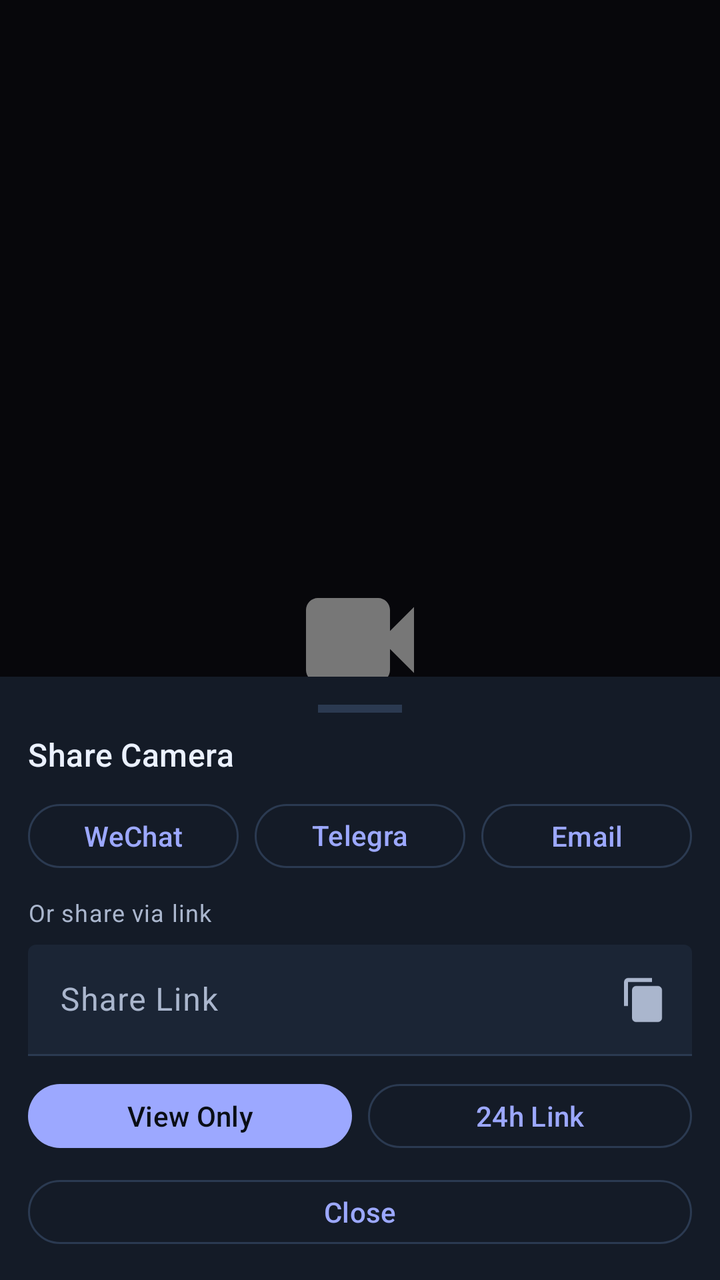
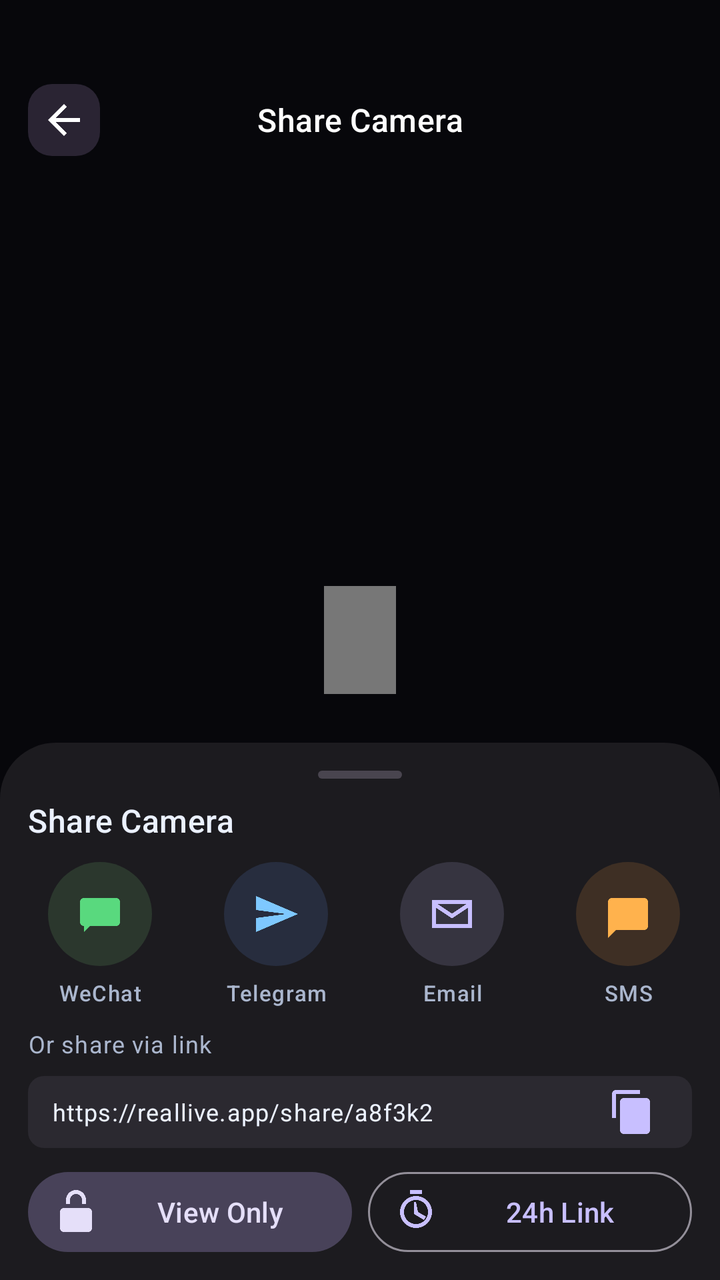

Two renders of the same Android screen: before a commit and after it. Below are the layout's source before the change and the commit's diff.
<!-- AndroidManifest.xml: application theme Theme.RealLive -->
<!-- res/layout/activity_share_sheet.xml -->
<?xml version="1.0" encoding="utf-8"?>
<FrameLayout xmlns:android="http://schemas.android.com/apk/res/android"
    xmlns:app="http://schemas.android.com/apk/res-auto"
    android:layout_width="match_parent"
    android:layout_height="match_parent"
    android:background="@color/auth_bg">

    <FrameLayout
        android:layout_width="match_parent"
        android:layout_height="match_parent"
        android:background="#0F0E18">

        <ImageView
            android:layout_width="72dp"
            android:layout_height="72dp"
            android:layout_gravity="center"
            android:src="@drawable/ic_videocam_48"
            android:tint="#33FFFFFF" />
    </FrameLayout>

    <View
        android:layout_width="match_parent"
        android:layout_height="match_parent"
        android:background="#88000000" />

    <LinearLayout
        android:layout_width="match_parent"
        android:layout_height="wrap_content"
        android:layout_gravity="bottom"
        android:background="?attr/colorSurface"
        android:orientation="vertical"
        android:padding="14dp">

        <View
            android:layout_width="42dp"
            android:layout_height="4dp"
            android:layout_gravity="center_horizontal"
            android:background="?attr/colorOutlineVariant" />

        <TextView
            android:layout_width="match_parent"
            android:layout_height="wrap_content"
            android:layout_marginTop="10dp"
            android:text="Share Camera"
            android:textAppearance="@style/TextAppearance.Material3.TitleMedium"
            android:textColor="?attr/colorOnSurface" />

        <LinearLayout
            android:layout_width="match_parent"
            android:layout_height="wrap_content"
            android:layout_marginTop="10dp"
            android:gravity="center"
            android:orientation="horizontal">

            <com.google.android.material.button.MaterialButton
                style="?attr/materialButtonOutlinedStyle"
                android:layout_width="0dp"
                android:layout_height="40dp"
                android:layout_weight="1"
                android:text="WeChat"
                android:textAllCaps="false" />

            <com.google.android.material.button.MaterialButton
                style="?attr/materialButtonOutlinedStyle"
                android:layout_width="0dp"
                android:layout_height="40dp"
                android:layout_marginStart="8dp"
                android:layout_weight="1"
                android:text="Telegram"
                android:textAllCaps="false" />

            <com.google.android.material.button.MaterialButton
                style="?attr/materialButtonOutlinedStyle"
                android:layout_width="0dp"
                android:layout_height="40dp"
                android:layout_marginStart="8dp"
                android:layout_weight="1"
                android:text="Email"
                android:textAllCaps="false" />
        </LinearLayout>

        <TextView
            android:layout_width="match_parent"
            android:layout_height="wrap_content"
            android:layout_marginTop="10dp"
            android:text="Or share via link"
            android:textAppearance="@style/TextAppearance.Material3.BodySmall"
            android:textColor="?attr/colorOnSurfaceVariant" />

        <com.google.android.material.textfield.TextInputLayout
            style="@style/Widget.Material3.TextInputLayout.FilledBox"
            android:layout_width="match_parent"
            android:layout_height="wrap_content"
            android:layout_marginTop="8dp"
            android:hint="Share Link"
            app:boxBackgroundColor="?attr/colorSurfaceVariant"
            app:endIconMode="custom"
            app:endIconDrawable="@drawable/ic_rl_content_copy_24"
            app:endIconTint="?attr/colorOnSurfaceVariant">

            <com.google.android.material.textfield.TextInputEditText
                android:id="@+id/share_link_input"
                android:layout_width="match_parent"
                android:layout_height="wrap_content"
                android:focusable="false" />
        </com.google.android.material.textfield.TextInputLayout>

        <LinearLayout
            android:layout_width="match_parent"
            android:layout_height="wrap_content"
            android:layout_marginTop="10dp"
            android:orientation="horizontal">

            <com.google.android.material.button.MaterialButton
                android:id="@+id/share_system"
                android:layout_width="0dp"
                android:layout_height="40dp"
                android:layout_weight="1"
                android:text="View Only"
                android:textAllCaps="false" />

            <com.google.android.material.button.MaterialButton
                android:id="@+id/share_copy"
                style="?attr/materialButtonOutlinedStyle"
                android:layout_width="0dp"
                android:layout_height="40dp"
                android:layout_marginStart="8dp"
                android:layout_weight="1"
                android:text="24h Link"
                android:textAllCaps="false" />
        </LinearLayout>

        <com.google.android.material.button.MaterialButton
            android:id="@+id/share_close"
            style="?attr/materialButtonOutlinedStyle"
            android:layout_width="match_parent"
            android:layout_height="40dp"
            android:layout_marginTop="8dp"
            android:text="Close"
            android:textAllCaps="false" />
    </LinearLayout>

</FrameLayout>
<!-- resources referenced by this layout -->
<resources>
  <!-- drawable ic_videocam_48 (drawable) -->
  <?xml version="1.0" encoding="utf-8"?>
  <vector xmlns:android="http://schemas.android.com/apk/res/android"
      android:width="48dp"
      android:height="48dp"
      android:viewportWidth="24"
      android:viewportHeight="24">
      <path
          android:fillColor="#FFFFFFFF"
          android:pathData="M17,10.5V7c0,-1.1 -0.9,-2 -2,-2H5C3.9,5 3,5.9 3,7v10c0,1.1 0.9,2 2,2h10c1.1,0 2,-0.9 2,-2v-3.5l4,4v-11l-4,4z" />
  </vector>
  <style name="Theme.RealLive" parent="Theme.Material3.DayNight.NoActionBar">
          <item name="colorPrimary">@color/rl_brand</item>
          <item name="colorOnPrimary">@color/rl_bg</item>
          <item name="colorPrimaryContainer">@color/rl_brand_soft</item>
          <item name="colorOnPrimaryContainer">@color/rl_text_primary</item>
  
          <item name="colorSecondary">@color/rl_secondary</item>
          <item name="colorOnSecondary">@color/rl_bg</item>
          <item name="colorSecondaryContainer">@color/rl_secondary_soft</item>
          <item name="colorOnSecondaryContainer">@color/rl_text_primary</item>
  
          <item name="colorTertiary">@color/rl_tertiary</item>
          <item name="colorOnTertiary">@color/rl_bg</item>
          <item name="colorTertiaryContainer">@color/rl_tertiary_soft</item>
          <item name="colorOnTertiaryContainer">@color/rl_text_primary</item>
  
          <item name="colorError">@color/rl_error</item>
          <item name="colorOnError">@color/rl_bg</item>
  
          <item name="colorSurface">@color/rl_surface</item>
          <item name="colorOnSurface">@color/rl_text_primary</item>
          <item name="colorSurfaceVariant">@color/rl_surface_alt</item>
          <item name="colorOnSurfaceVariant">@color/rl_text_secondary</item>
          <item name="colorOutline">@color/rl_border</item>
          <item name="colorOutlineVariant">@color/rl_border</item>
  
          <item name="android:colorBackground">@color/rl_bg</item>
          <item name="colorOnBackground">@color/rl_text_primary</item>
          <item name="android:windowBackground">@color/rl_bg</item>
  
          <item name="android:statusBarColor">@color/rl_bg</item>
          <item name="android:navigationBarColor">@color/rl_bg</item>
          <item name="android:windowLightStatusBar">false</item>
          <item name="android:windowLightNavigationBar">false</item>
      </style>
  <!-- unchanged entries left out for length: 15 -->
</resources>

<!-- the commit's change to res/layout/activity_share_sheet.xml (unified diff, before → after) -->
@@ -1,6 +1,5 @@
 <?xml version="1.0" encoding="utf-8"?>
 <FrameLayout xmlns:android="http://schemas.android.com/apk/res/android"
-    xmlns:app="http://schemas.android.com/apk/res-auto"
     android:layout_width="match_parent"
     android:layout_height="match_parent"
     android:background="@color/auth_bg">
@@ -14,20 +13,56 @@
             android:layout_width="72dp"
             android:layout_height="72dp"
             android:layout_gravity="center"
-            android:src="@drawable/ic_videocam_48"
+            android:src="@drawable/ic_rl_door_front_24"
             android:tint="#33FFFFFF" />
     </FrameLayout>
 
     <View
+        android:id="@+id/share_scrim"
         android:layout_width="match_parent"
         android:layout_height="match_parent"
         android:background="#88000000" />
+
+    <LinearLayout
+        android:id="@+id/share_topbar"
+        android:layout_width="match_parent"
+        android:layout_height="wrap_content"
+        android:layout_marginTop="42dp"
+        android:gravity="center_vertical"
+        android:orientation="horizontal"
+        android:paddingStart="14dp"
+        android:paddingEnd="14dp">
+
+        <ImageButton
+            android:id="@+id/share_back"
+            android:layout_width="36dp"
+            android:layout_height="36dp"
+            android:background="@drawable/bg_live_control"
+            android:contentDescription="Back"
+            android:padding="8dp"
+            android:src="@drawable/ic_arrow_back_24"
+            android:tint="@color/white" />
+
+        <TextView
+            android:id="@+id/share_topbar_title"
+            android:layout_width="0dp"
+            android:layout_height="wrap_content"
+            android:layout_weight="1"
+            android:gravity="center"
+            android:text="Share Camera"
+            android:textAppearance="@style/TextAppearance.Material3.TitleMedium"
+            android:textColor="@color/white" />
+
+        <View
+            android:layout_width="36dp"
+            android:layout_height="36dp" />
+    </LinearLayout>
 
     <LinearLayout
         android:layout_width="match_parent"
         android:layout_height="wrap_content"
         android:layout_gravity="bottom"
-        android:background="?attr/colorSurface"
+        android:background="@drawable/bg_sheet_top"
         android:orientation="vertical"
         android:padding="14dp">
 
@@ -35,9 +70,10 @@
             android:layout_width="42dp"
             android:layout_height="4dp"
             android:layout_gravity="center_horizontal"
-            android:background="?attr/colorOutlineVariant" />
+            android:background="@drawable/bg_live_handle" />
 
         <TextView
+            android:id="@+id/share_sheet_title"
             android:layout_width="match_parent"
             android:layout_height="wrap_content"
             android:layout_marginTop="10dp"
@@ -45,99 +81,255 @@
             android:textAppearance="@style/TextAppearance.Material3.TitleMedium"
             android:textColor="?attr/colorOnSurface" />
 
+        <HorizontalScrollView
+            android:layout_width="match_parent"
+            android:layout_height="wrap_content"
+            android:layout_marginTop="10dp"
+            android:scrollbars="none">
+
+            <LinearLayout
+                android:layout_width="wrap_content"
+                android:layout_height="wrap_content"
+                android:orientation="horizontal">
+
+                <LinearLayout
+                    android:id="@+id/share_icon_wechat"
+                    android:layout_width="72dp"
+                    android:layout_height="wrap_content"
+                    android:gravity="center"
+                    android:orientation="vertical">
+
+                    <FrameLayout
+                        android:layout_width="52dp"
+                        android:layout_height="52dp"
+                        android:background="@drawable/bg_share_circle_green">
+
+                        <ImageView
+                            android:layout_width="24dp"
+                            android:layout_height="24dp"
+                            android:layout_gravity="center"
+                            android:src="@drawable/ic_rl_chat_24"
+                            android:tint="@color/rl_success" />
+                    </FrameLayout>
+
+                    <TextView
+                        android:id="@+id/share_label_wechat"
+                        android:layout_width="match_parent"
+                        android:layout_height="wrap_content"
+                        android:layout_marginTop="6dp"
+                        android:gravity="center"
+                        android:text="WeChat"
+                        android:textAppearance="@style/TextAppearance.Material3.LabelSmall"
+                        android:textColor="?attr/colorOnSurfaceVariant" />
+                </LinearLayout>
+
+                <LinearLayout
+                    android:id="@+id/share_icon_telegram"
+                    android:layout_width="72dp"
+                    android:layout_height="wrap_content"
+                    android:gravity="center"
+                    android:orientation="vertical"
+                    android:layout_marginStart="16dp">
+
+                    <FrameLayout
+                        android:layout_width="52dp"
+                        android:layout_height="52dp"
+                        android:background="@drawable/bg_share_circle_blue">
+
+                        <ImageView
+                            android:layout_width="24dp"
+                            android:layout_height="24dp"
+                            android:layout_gravity="center"
+                            android:src="@drawable/ic_rl_send_24"
+                            android:tint="@color/rl_secondary" />
+                    </FrameLayout>
+
+                    <TextView
+                        android:id="@+id/share_label_telegram"
+                        android:layout_width="match_parent"
+                        android:layout_height="wrap_content"
+                        android:layout_marginTop="6dp"
+                        android:gravity="center"
+                        android:text="Telegram"
+                        android:textAppearance="@style/TextAppearance.Material3.LabelSmall"
+                        android:textColor="?attr/colorOnSurfaceVariant" />
+                </LinearLayout>
+
+                <LinearLayout
+                    android:id="@+id/share_icon_email"
+                    android:layout_width="72dp"
+                    android:layout_height="wrap_content"
+                    android:gravity="center"
+                    android:orientation="vertical"
+                    android:layout_marginStart="16dp">
+
+                    <FrameLayout
+                        android:layout_width="52dp"
+                        android:layout_height="52dp"
+                        android:background="@drawable/bg_share_circle_purple">
+
+                        <ImageView
+                            android:layout_width="24dp"
+                            android:layout_height="24dp"
+                            android:layout_gravity="center"
+                            android:src="@drawable/ic_rl_mail_24"
+                            android:tint="@color/auth_primary" />
+                    </FrameLayout>
+
+                    <TextView
+                        android:id="@+id/share_label_email"
+                        android:layout_width="match_parent"
+                        android:layout_height="wrap_content"
+                        android:layout_marginTop="6dp"
+                        android:gravity="center"
+                        android:text="Email"
+                        android:textAppearance="@style/TextAppearance.Material3.LabelSmall"
+                        android:textColor="?attr/colorOnSurfaceVariant" />
+                </LinearLayout>
+
+                <LinearLayout
+                    android:id="@+id/share_icon_sms"
+                    android:layout_width="72dp"
+                    android:layout_height="wrap_content"
+                    android:gravity="center"
+                    android:orientation="vertical"
+                    android:layout_marginStart="16dp">
+
+                    <FrameLayout
+                        android:layout_width="52dp"
+                        android:layout_height="52dp"
+                        android:background="@drawable/bg_share_circle_orange">
+
+                        <ImageView
+                            android:layout_width="24dp"
+                            android:layout_height="24dp"
+                            android:layout_gravity="center"
+                            android:src="@drawable/ic_rl_sms_24"
+                            android:tint="@color/rl_warning" />
+                    </FrameLayout>
+
+                    <TextView
+                        android:id="@+id/share_label_sms"
+                        android:layout_width="match_parent"
+                        android:layout_height="wrap_content"
+                        android:layout_marginTop="6dp"
+                        android:gravity="center"
+                        android:text="SMS"
+                        android:textAppearance="@style/TextAppearance.Material3.LabelSmall"
+                        android:textColor="?attr/colorOnSurfaceVariant" />
+                </LinearLayout>
+
+                <LinearLayout
+                    android:id="@+id/share_icon_more"
+                    android:layout_width="72dp"
+                    android:layout_height="wrap_content"
+                    android:gravity="center"
+                    android:orientation="vertical"
+                    android:layout_marginStart="16dp">
+
+                    <FrameLayout
+                        android:layout_width="52dp"
+                        android:layout_height="52dp"
+                        android:background="@drawable/bg_share_circle_gray">
+
+                        <ImageView
+                            android:layout_width="24dp"
+                            android:layout_height="24dp"
+                            android:layout_gravity="center"
+                            android:src="@drawable/ic_rl_more_horiz_24"
+                            android:tint="?attr/colorOnSurfaceVariant" />
+                    </FrameLayout>
+
+                    <TextView
+                        android:id="@+id/share_label_more"
+                        android:layout_width="match_parent"
+                        android:layout_height="wrap_content"
+                        android:layout_marginTop="6dp"
+                        android:gravity="center"
+                        android:text="More"
+                        android:textAppearance="@style/TextAppearance.Material3.LabelSmall"
+                        android:textColor="?attr/colorOnSurfaceVariant" />
+                </LinearLayout>
+            </LinearLayout>
+        </HorizontalScrollView>
+
+        <TextView
+            android:id="@+id/share_link_title"
+            android:layout_width="match_parent"
+            android:layout_height="wrap_content"
+            android:layout_marginTop="10dp"
+            android:text="Or share via link"
+            android:textAppearance="@style/TextAppearance.Material3.BodySmall"
+            android:textColor="?attr/colorOnSurfaceVariant" />
+
         <LinearLayout
             android:layout_width="match_parent"
             android:layout_height="wrap_content"
-            android:layout_marginTop="10dp"
-            android:gravity="center"
+            android:layout_marginTop="8dp"
+            android:background="@drawable/bg_share_link_row"
+            android:gravity="center_vertical"
+            android:orientation="horizontal"
+            android:paddingStart="12dp"
+            android:paddingEnd="12dp">
+
+            <TextView
+                android:id="@+id/share_link_input"
+                android:layout_width="0dp"
+                android:layout_height="wrap_content"
+                android:layout_weight="1"
+                android:text="https://reallive.app/share/a8f3k2"
+                android:textAppearance="@style/TextAppearance.Material3.BodySmall"
+                android:textColor="?attr/colorOnSurface" />
+
+            <ImageButton
+                android:id="@+id/share_copy"
+                android:layout_width="36dp"
+                android:layout_height="36dp"
+                android:background="@android:color/transparent"
+                android:contentDescription="Copy"
+                android:padding="6dp"
+                android:src="@drawable/ic_rl_content_copy_24"
+                android:tint="@color/auth_primary" />
+        </LinearLayout>
+
+        <LinearLayout
+            android:layout_width="match_parent"
+            android:layout_height="wrap_content"
+            android:layout_marginTop="12dp"
             android:orientation="horizontal">
 
-            <com.google.android.material.button.MaterialButton
-                style="?attr/materialButtonOutlinedStyle"
+            <TextView
+                android:id="@+id/share_system"
                 android:layout_width="0dp"
                 android:layout_height="40dp"
                 android:layout_weight="1"
-                android:text="WeChat"
-                android:textAllCaps="false" />
-
-            <com.google.android.material.button.MaterialButton
-                style="?attr/materialButtonOutlinedStyle"
+                android:background="@drawable/bg_btn_tonal"
+                android:gravity="center"
+                android:paddingStart="12dp"
+                android:paddingEnd="12dp"
+                android:text="View Only"
+                android:textAppearance="@style/TextAppearance.Material3.LabelLarge"
+                android:textColor="#E5DFF9"
+                android:drawableStart="@drawable/ic_rl_lock_24"
+                android:drawableTint="#E5DFF9"
+                android:drawablePadding="6dp" />
+
+            <TextView
+                android:id="@+id/share_view_24h"
                 android:layout_width="0dp"
                 android:layout_height="40dp"
                 android:layout_marginStart="8dp"
                 android:layout_weight="1"
-                android:text="Telegram"
-                android:textAllCaps="false" />
-
-            <com.google.android.material.button.MaterialButton
-                style="?attr/materialButtonOutlinedStyle"
-                android:layout_width="0dp"
-                android:layout_height="40dp"
-                android:layout_marginStart="8dp"
-                android:layout_weight="1"
-                android:text="Email"
-                android:textAllCaps="false" />
+                android:background="@drawable/bg_btn_outline"
+                android:gravity="center"
+                android:paddingStart="12dp"
+                android:paddingEnd="12dp"
+                android:text="24h Link"
+                android:textAppearance="@style/TextAppearance.Material3.LabelLarge"
+                android:textColor="@color/auth_primary"
+                android:drawableStart="@drawable/ic_rl_timer_24"
+                android:drawableTint="@color/auth_primary"
+                android:drawablePadding="6dp" />
         </LinearLayout>
-
-        <TextView
-            android:layout_width="match_parent"
-            android:layout_height="wrap_content"
-            android:layout_marginTop="10dp"
-            android:text="Or share via link"
-            android:textAppearance="@style/TextAppearance.Material3.BodySmall"
-            android:textColor="?attr/colorOnSurfaceVariant" />
-
-        <com.google.android.material.textfield.TextInputLayout
-            style="@style/Widget.Material3.TextInputLayout.FilledBox"
-            android:layout_width="match_parent"
-            android:layout_height="wrap_content"
-            android:layout_marginTop="8dp"
-            android:hint="Share Link"
-            app:boxBackgroundColor="?attr/colorSurfaceVariant"
-            app:endIconMode="custom"
-            app:endIconDrawable="@drawable/ic_rl_content_copy_24"
-            app:endIconTint="?attr/colorOnSurfaceVariant">
-
-            <com.google.android.material.textfield.TextInputEditText
-                android:id="@+id/share_link_input"
-                android:layout_width="match_parent"
-                android:layout_height="wrap_content"
-                android:focusable="false" />
-        </com.google.android.material.textfield.TextInputLayout>
-
-        <LinearLayout
-            android:layout_width="match_parent"
-            android:layout_height="wrap_content"
-            android:layout_marginTop="10dp"
-            android:orientation="horizontal">
-
-            <com.google.android.material.button.MaterialButton
-                android:id="@+id/share_system"
-                android:layout_width="0dp"
-                android:layout_height="40dp"
-                android:layout_weight="1"
-                android:text="View Only"
-                android:textAllCaps="false" />
-
-            <com.google.android.material.button.MaterialButton
-                android:id="@+id/share_copy"
-                style="?attr/materialButtonOutlinedStyle"
-                android:layout_width="0dp"
-                android:layout_height="40dp"
-                android:layout_marginStart="8dp"
-                android:layout_weight="1"
-                android:text="24h Link"
-                android:textAllCaps="false" />
-        </LinearLayout>
-
-        <com.google.android.material.button.MaterialButton
-            android:id="@+id/share_close"
-            style="?attr/materialButtonOutlinedStyle"
-            android:layout_width="match_parent"
-            android:layout_height="40dp"
-            android:layout_marginTop="8dp"
-            android:text="Close"
-            android:textAllCaps="false" />
     </LinearLayout>
-
 </FrameLayout>
<!-- resource entries referenced after the edit -->
@@ -1,15 +1,151 @@
 <!-- resources referenced by this layout -->
 <resources>
-  <!-- drawable ic_videocam_48 (drawable) -->
-  <?xml version="1.0" encoding="utf-8"?>
+  <color name="auth_primary">#C8BFFF</color>
+  <color name="rl_success">#59D97E</color>
+  <color name="rl_warning">#FFB24D</color>
+  <color name="white">#FFFFFF</color>
+  <!-- drawable bg_btn_outline (drawable) -->
+  <shape xmlns:android="http://schemas.android.com/apk/res/android">
+      <solid android:color="@android:color/transparent" />
+      <stroke android:width="1dp" android:color="#938F99" />
+      <corners android:radius="999dp" />
+  </shape>
+  <!-- drawable bg_btn_tonal (drawable) -->
+  <shape xmlns:android="http://schemas.android.com/apk/res/android">
+      <solid android:color="#484259" />
+      <corners android:radius="999dp" />
+  </shape>
+  <!-- drawable bg_live_control (drawable) -->
+  <shape xmlns:android="http://schemas.android.com/apk/res/android" android:shape="rectangle">
+      <solid android:color="#2A2433" />
+      <corners android:radius="12dp" />
+  </shape>
+  <!-- drawable bg_live_handle (drawable) -->
+  <shape xmlns:android="http://schemas.android.com/apk/res/android" android:shape="rectangle">
+      <solid android:color="#49454F" />
+      <corners android:radius="999dp" />
+  </shape>
+  <!-- drawable bg_share_circle_blue (drawable) -->
+  <shape xmlns:android="http://schemas.android.com/apk/res/android" android:shape="oval">
+      <solid android:color="#266495ED" />
+  </shape>
+  <!-- drawable bg_share_circle_gray (drawable) -->
+  <shape xmlns:android="http://schemas.android.com/apk/res/android" android:shape="oval">
+      <solid android:color="#1AFFFFFF" />
+  </shape>
+  <!-- drawable bg_share_circle_green (drawable) -->
+  <shape xmlns:android="http://schemas.android.com/apk/res/android" android:shape="oval">
+      <solid android:color="#267DD881" />
+  </shape>
+  <!-- drawable bg_share_circle_orange (drawable) -->
+  <shape xmlns:android="http://schemas.android.com/apk/res/android" android:shape="oval">
+      <solid android:color="#26FF9E43" />
+  </shape>
+  <!-- drawable bg_share_circle_purple (drawable) -->
+  <shape xmlns:android="http://schemas.android.com/apk/res/android" android:shape="oval">
+      <solid android:color="#26C8BFFF" />
+  </shape>
+  <!-- drawable bg_share_link_row (drawable) -->
+  <shape xmlns:android="http://schemas.android.com/apk/res/android">
+      <solid android:color="#2B2930" />
+      <corners android:radius="8dp" />
+  </shape>
+  <!-- drawable bg_sheet_top (drawable) -->
+  <shape xmlns:android="http://schemas.android.com/apk/res/android">
+      <solid android:color="@color/auth_bg" />
+      <corners
+          android:topLeftRadius="28dp"
+          android:topRightRadius="28dp"
+          android:bottomLeftRadius="0dp"
+          android:bottomRightRadius="0dp" />
+  </shape>
+  <!-- drawable ic_arrow_back_24 (drawable) -->
   <vector xmlns:android="http://schemas.android.com/apk/res/android"
-      android:width="48dp"
-      android:height="48dp"
+      android:width="24dp"
+      android:height="24dp"
       android:viewportWidth="24"
       android:viewportHeight="24">
       <path
-          android:fillColor="#FFFFFFFF"
-          android:pathData="M17,10.5V7c0,-1.1 -0.9,-2 -2,-2H5C3.9,5 3,5.9 3,7v10c0,1.1 0.9,2 2,2h10c1.1,0 2,-0.9 2,-2v-3.5l4,4v-11l-4,4z" />
+          android:fillColor="@color/rl_text_primary"
+          android:pathData="M20,11H7.83l5.59,-5.59L12,4l-8,8l8,8l1.41,-1.41L7.83,13H20v-2z" />
+  </vector>
+  <!-- drawable ic_rl_chat_24 (drawable) -->
+  <vector xmlns:android="http://schemas.android.com/apk/res/android"
+      android:width="24dp"
+      android:height="24dp"
+      android:viewportWidth="24"
+      android:viewportHeight="24">
+      <path
+          android:fillColor="@android:color/white"
+          android:pathData="M4,4h16a2,2 0,0 1,2 2v10a2,2 0,0 1,-2 2H7l-3,3v-3H4a2,2 0,0 1,-2 -2V6a2,2 0,0 1,2 -2z" />
+  </vector>
+  <!-- drawable ic_rl_door_front_24 (drawable) -->
+  <vector xmlns:android="http://schemas.android.com/apk/res/android" android:width="24dp" android:height="24dp" android:viewportWidth="24" android:viewportHeight="24">
+    <path android:fillColor="#FFFFFFFF" android:pathData="M6,3h12v18H6zM13,12a1,1 0 1,1 0,2a1,1 0 0,1 0,-2z"/>
+  </vector>
+  <!-- drawable ic_rl_lock_24 (drawable) -->
+  <vector xmlns:android="http://schemas.android.com/apk/res/android"
+      android:width="24dp"
+      android:height="24dp"
+      android:viewportWidth="24"
+      android:viewportHeight="24">
+      <path
+          android:fillColor="@android:color/white"
+          android:pathData="M12,17a2,2 0,1 0,0 -4a2,2 0,1 0,0 4z" />
+      <path
+          android:fillColor="@android:color/white"
+          android:pathData="M6,10h12a2,2 0,0 1,2 2v8a2,2 0,0 1,-2 2H6a2,2 0,0 1,-2 -2v-8a2,2 0,0 1,2 -2zm1,-4a5,5 0,0 1,10 0v2h-2V6a3,3 0,0 0,-6 0v2H7V6z" />
+  </vector>
+  <!-- drawable ic_rl_mail_24 (drawable) -->
+  <vector xmlns:android="http://schemas.android.com/apk/res/android" android:width="24dp" android:height="24dp" android:viewportWidth="24" android:viewportHeight="24">
+    <path android:fillColor="#00000000" android:strokeColor="#FFFFFFFF" android:strokeWidth="2" android:pathData="M3,6h18v12H3z"/>
+    <path android:fillColor="#00000000" android:strokeColor="#FFFFFFFF" android:strokeWidth="2" android:pathData="M3,7l9,6l9,-6"/>
+  </vector>
+  <!-- drawable ic_rl_more_horiz_24 (drawable) -->
+  <vector xmlns:android="http://schemas.android.com/apk/res/android"
+      android:width="24dp"
+      android:height="24dp"
+      android:viewportWidth="24"
+      android:viewportHeight="24">
+      <path android:fillColor="@android:color/white" android:pathData="M6,12m-2,0a2,2 0,1 1,4 0a2,2 0,1 1,-4 0" />
+      <path android:fillColor="@android:color/white" android:pathData="M12,12m-2,0a2,2 0,1 1,4 0a2,2 0,1 1,-4 0" />
+      <path android:fillColor="@android:color/white" android:pathData="M18,12m-2,0a2,2 0,1 1,4 0a2,2 0,1 1,-4 0" />
+  </vector>
+  <!-- drawable ic_rl_send_24 (drawable) -->
+  <vector xmlns:android="http://schemas.android.com/apk/res/android"
+      android:width="24dp"
+      android:height="24dp"
+      android:viewportWidth="24"
+      android:viewportHeight="24">
+      <path
+          android:fillColor="@android:color/white"
+          android:pathData="M2,21l21,-9L2,3v7l15,2 -15,2z" />
+  </vector>
+  <!-- drawable ic_rl_sms_24 (drawable) -->
+  <vector xmlns:android="http://schemas.android.com/apk/res/android"
+      android:width="24dp"
+      android:height="24dp"
+      android:viewportWidth="24"
+      android:viewportHeight="24">
+      <path
+          android:fillColor="@android:color/white"
+          android:pathData="M4,4h16a2,2 0,0 1,2 2v12a2,2 0,0 1,-2 2H6l-4,4V6a2,2 0,0 1,2 -2z" />
+  </vector>
+  <!-- drawable ic_rl_timer_24 (drawable) -->
+  <vector xmlns:android="http://schemas.android.com/apk/res/android"
+      android:width="24dp"
+      android:height="24dp"
+      android:viewportWidth="24"
+      android:viewportHeight="24">
+      <path
+          android:fillColor="@android:color/white"
+          android:pathData="M9,1h6v2H9z" />
+      <path
+          android:fillColor="@android:color/white"
+          android:pathData="M12,7h-1v6l5,3 1,-1.73 -4,-2.27z" />
+      <path
+          android:fillColor="@android:color/white"
+          android:pathData="M12,4a8,8 0,1 0,8 8a8,8 0,0 0,-8 -8zm0,14a6,6 0,1 1,0 -12a6,6 0,0 1,0 12z" />
   </vector>
   <style name="Theme.RealLive" parent="Theme.Material3.DayNight.NoActionBar">
           <item name="colorPrimary">@color/rl_brand</item>
@@ -40,6 +176,7 @@
           <item name="android:colorBackground">@color/rl_bg</item>
           <item name="colorOnBackground">@color/rl_text_primary</item>
           <item name="android:windowBackground">@color/rl_bg</item>
+          <item name="android:textColorHighlight">@android:color/transparent</item>
   
           <item name="android:statusBarColor">@color/rl_bg</item>
           <item name="android:navigationBarColor">@color/rl_bg</item>
